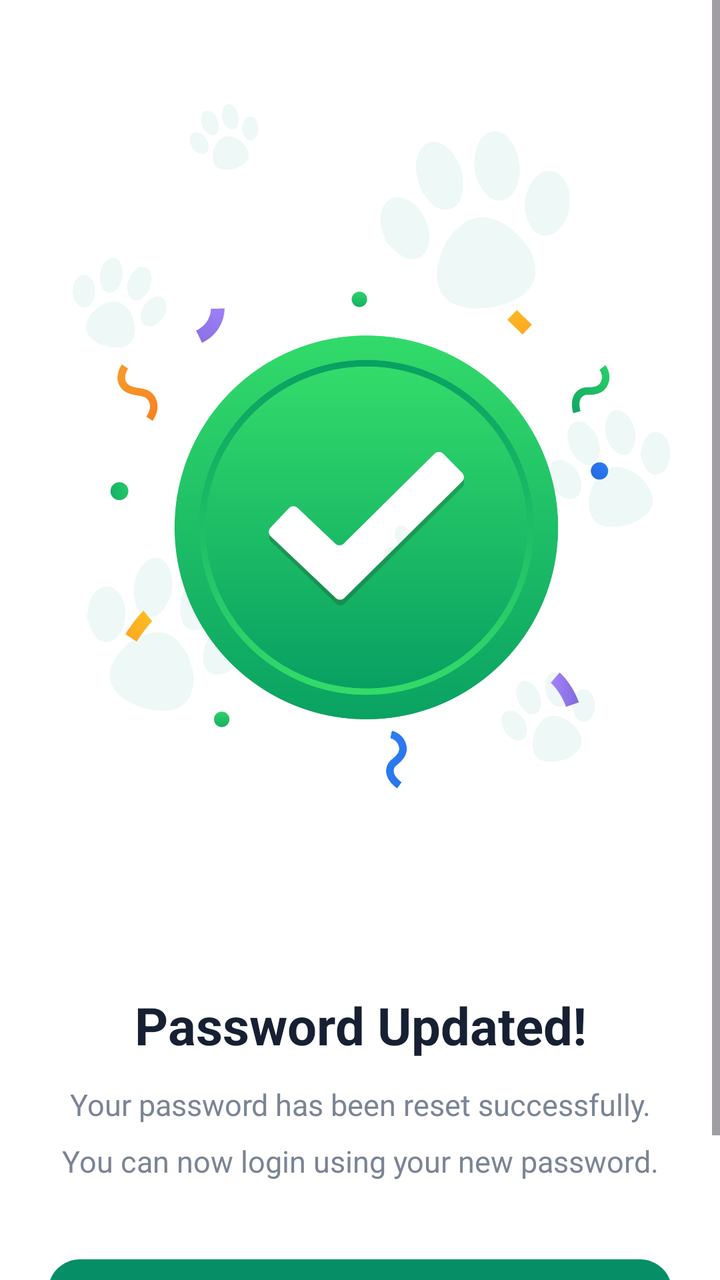
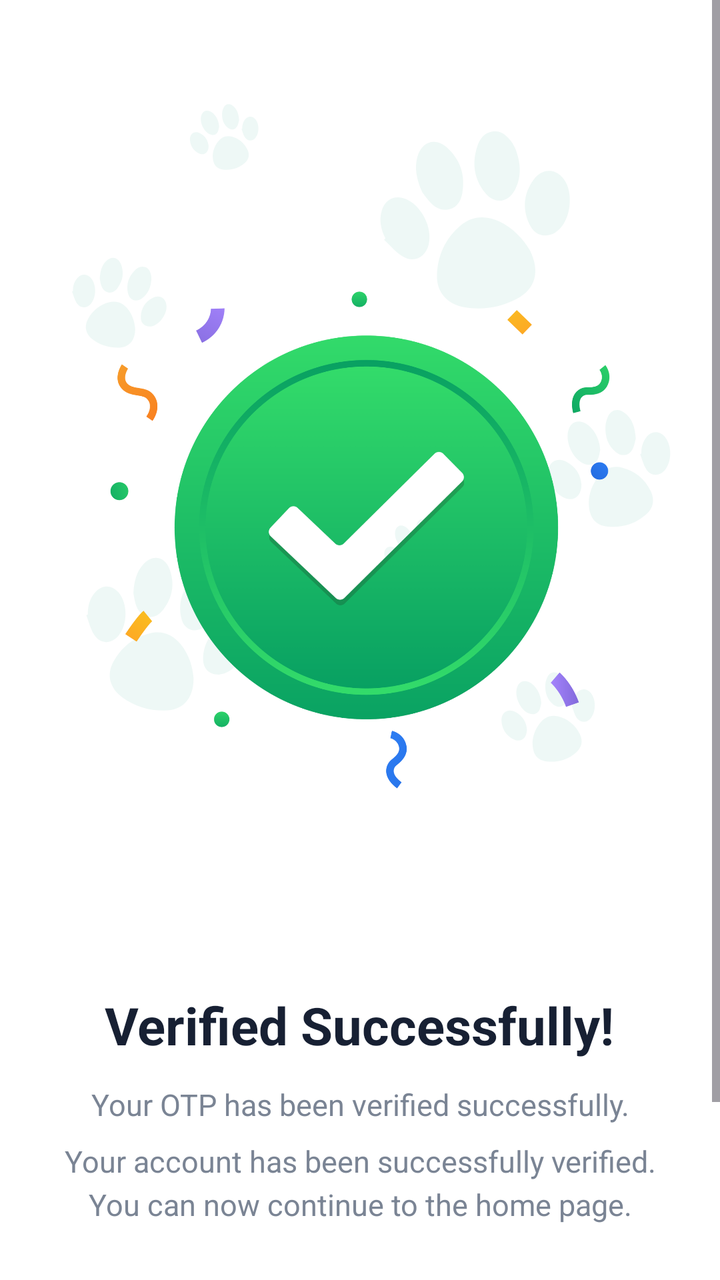

Two renders of the same Android screen: before a commit and after it. Below are the layout's source before the change and the commit's diff.
<!-- AndroidManifest.xml: application theme Theme.PawMate -->
<!-- res/layout/activity_password_success.xml -->
<?xml version="1.0" encoding="utf-8"?>
<ScrollView
    xmlns:android="http://schemas.android.com/apk/res/android"
    xmlns:app="http://schemas.android.com/apk/res-auto"
    xmlns:tools="http://schemas.android.com/tools"

    android:layout_width="match_parent"
    android:layout_height="match_parent"
    android:fillViewport="true"
    android:background="@drawable/back"

    tools:context=".PasswordSuccess">

    <LinearLayout
        android:id="@+id/main"
        android:layout_width="match_parent"
        android:layout_height="wrap_content"
        android:orientation="vertical"
        android:gravity="center_horizontal"

        android:paddingStart="24dp"
        android:paddingEnd="24dp"
        android:paddingTop="70dp"
        android:paddingBottom="40dp">

        
        <ImageView
            android:id="@+id/imgSuccess"
            android:layout_width="match_parent"
            android:layout_height="400dp"
            android:src="@drawable/successful"
            android:scaleType="centerInside"
            android:contentDescription="Password updated successfully" />

        
        <TextView
            android:id="@+id/tvSuccessTitle"
            android:layout_width="wrap_content"
            android:layout_height="wrap_content"

            android:layout_marginTop="25dp"

            android:text="Password Updated!"
            android:textColor="#172033"
            android:textSize="26sp"
            android:textStyle="bold"
            android:gravity="center" />

        
        <TextView
            android:id="@+id/tvSuccessMessage"
            android:layout_width="match_parent"
            android:layout_height="wrap_content"

            android:layout_marginTop="12dp"

            android:text="Your password has been reset successfully."
            android:textColor="#7A8494"
            android:textSize="15sp"
            android:gravity="center"
            android:lineSpacingExtra="4dp" />

        
        <TextView
            android:id="@+id/tvLoginMessage"
            android:layout_width="match_parent"
            android:layout_height="wrap_content"

            android:layout_marginTop="8dp"

            android:text="You can now login using your new password."
            android:textColor="#7A8494"
            android:textSize="15sp"
            android:gravity="center" />

        
        <com.google.android.material.button.MaterialButton
            android:id="@+id/btnBackToLogin"
            android:layout_width="match_parent"
            android:layout_height="56dp"

            android:layout_marginTop="35dp"

            android:text="Back to Login"
            android:textAllCaps="false"
            android:textColor="@color/white"
            android:textSize="17sp"
            android:textStyle="bold"

            app:backgroundTint="@color/primary"
            app:cornerRadius="16dp"
            app:elevation="2dp" />

    </LinearLayout>

</ScrollView>
<!-- resources referenced by this layout -->
<resources>
  <color name="primary"> #068E67</color>
  <color name="white">#FFFFFFFF</color>
  <!-- drawable back: png bitmap (drawable, 42297 bytes) -->
  <!-- drawable successful: png bitmap (drawable, 222027 bytes) -->
  <style name="Theme.PawMate" parent="Base.Theme.PawMate" />
  <style name="Base.Theme.PawMate" parent="Theme.Material3.DayNight.NoActionBar">
          
          
      </style>
</resources>

<!-- the commit's change to res/layout/activity_password_success.xml (unified diff, before → after) -->
@@ -30,7 +30,7 @@
             android:layout_height="400dp"
             android:src="@drawable/successful"
             android:scaleType="centerInside"
-            android:contentDescription="Password updated successfully" />
+            android:contentDescription="Verification successful" />
 
         
         <TextView
@@ -40,7 +40,7 @@
 
             android:layout_marginTop="25dp"
 
-            android:text="Password Updated!"
+            android:text="Verified Successfully!"
             android:textColor="#172033"
             android:textSize="26sp"
             android:textStyle="bold"
@@ -54,7 +54,7 @@
 
             android:layout_marginTop="12dp"
 
-            android:text="Your password has been reset successfully."
+            android:text="Your OTP has been verified successfully."
             android:textColor="#7A8494"
             android:textSize="15sp"
             android:gravity="center"
@@ -62,26 +62,27 @@
 
         
         <TextView
-            android:id="@+id/tvLoginMessage"
+            android:id="@+id/tvHomeMessage"
             android:layout_width="match_parent"
             android:layout_height="wrap_content"
 
             android:layout_marginTop="8dp"
 
-            android:text="You can now login using your new password."
+            android:text="Your account has been successfully verified. You can now continue to the home page."
             android:textColor="#7A8494"
             android:textSize="15sp"
-            android:gravity="center" />
+            android:gravity="center"
+            android:lineSpacingExtra="4dp" />
 
         
         <com.google.android.material.button.MaterialButton
-            android:id="@+id/btnBackToLogin"
+            android:id="@+id/btnBackToHome"
             android:layout_width="match_parent"
             android:layout_height="56dp"
 
             android:layout_marginTop="35dp"
 
-            android:text="Back to Login"
+            android:text="Back to Home"
             android:textAllCaps="false"
             android:textColor="@color/white"
             android:textSize="17sp"
